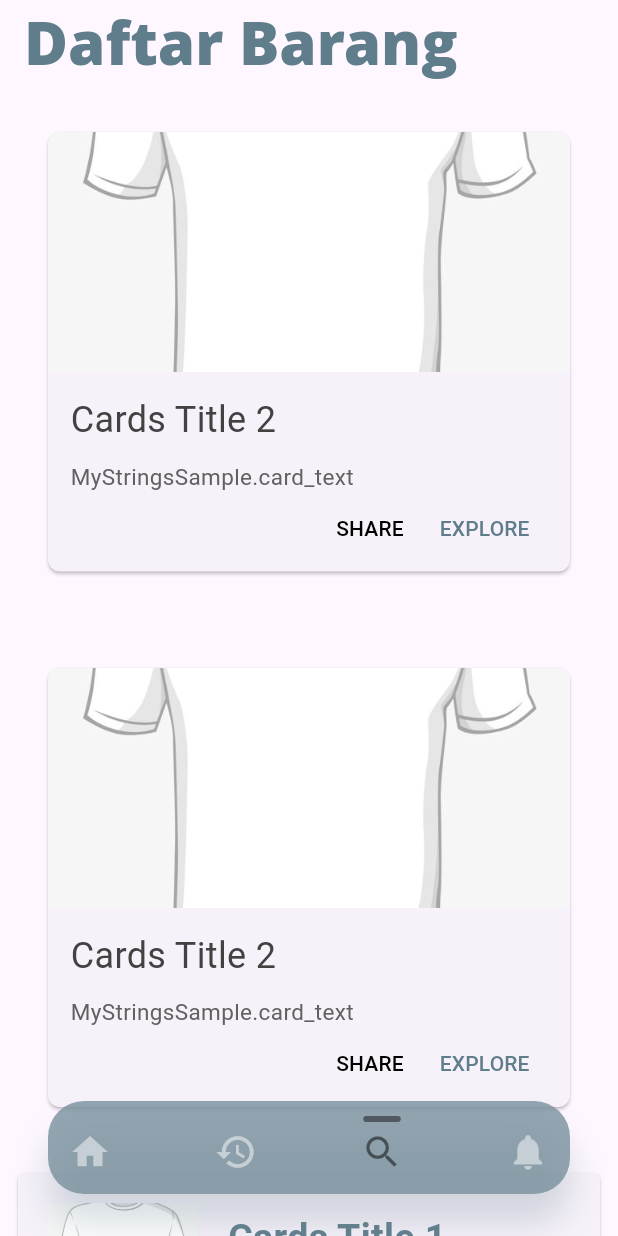
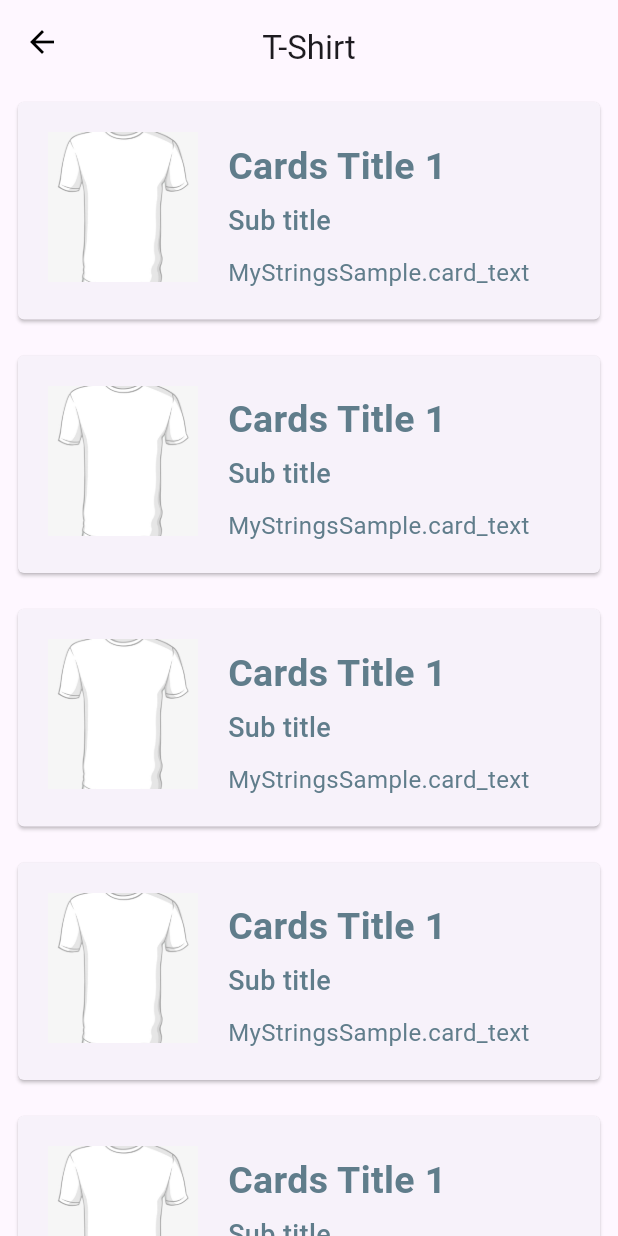
Before and after one commit to AdamJhansi/inventaris_mobile_rlp, a Flutter app: the screen it shows after launch, item 3 of the bottom bar chosen, after a tap on "EXPLORE", on a phone screen of 412 x 824 dp. Run offline on Flutter 3.47's test engine with Material 3 defaults, Android fonts, the light colour scheme and no system bars; our stand-ins replace fl_chart; Roboto replaces fonts that are missing (Open Sans).

Commit message:
update card_header & add item pages

```diff
--- a/lib/components/card_header.dart
+++ b/lib/components/card_header.dart
@@ -1,56 +1,51 @@
 import 'package:flutter/material.dart';
 
-Widget CardHeader() {
+Widget CardHeader({
+  required String imagePath,
+  required String title,
+  required String description,
+  required VoidCallback onSharePressed,
+  required VoidCallback onExplorePressed,
+}) {
   return Padding(
     padding: const EdgeInsets.all(20.0),
     child: Card(
-      // Set the shape of the card using a rounded rectangle border with a 8 pixel radius
       shape: RoundedRectangleBorder(
         borderRadius: BorderRadius.circular(8),
       ),
-      // Set the clip behavior of the card
       clipBehavior: Clip.antiAliasWithSaveLayer,
-      // Define the child widgets of the card
       child: Column(
         crossAxisAlignment: CrossAxisAlignment.start,
         children: <Widget>[
-          // Display an image at the top of the card that fills the width of the card and has a height of 160 pixels
           Image.asset(
-            'assets/baju.jpg',
+            imagePath,
             height: 160,
             width: double.infinity,
             fit: BoxFit.cover,
           ),
-          // Add a container with padding that contains the card's title, text, and buttons
           Container(
             padding: const EdgeInsets.fromLTRB(15, 15, 15, 0),
             child: Column(
               crossAxisAlignment: CrossAxisAlignment.start,
               children: <Widget>[
-                // Display the card's title using a font size of 24 and a dark grey color
                 Text(
-                  "Cards Title 2",
+                  title,
                   style: TextStyle(
                     fontSize: 24,
                     color: Colors.grey[800],
                   ),
                 ),
-                // Add a space between the title and the text
-                Container(height: 10),
-                // Display the card's text using a font size of 15 and a light grey color
+                const SizedBox(height: 10),
                 Text(
-                  "MyStringsSample.card_text",
+                  description,
                   style: TextStyle(
                     fontSize: 15,
                     color: Colors.grey[700],
                   ),
                 ),
-                // Add a row with two buttons spaced apart and aligned to the right side of the card
                 Row(
                   children: <Widget>[
-                    // Add a spacer to push the buttons to the right side of the card
                     const Spacer(),
-                    // Add a text button labeled "SHARE" with transparent foreground color and an accent color for the text
                     TextButton(
                       style: TextButton.styleFrom(
                         foregroundColor: Colors.transparent,
@@ -59,9 +54,8 @@ Widget CardHeader() {
                         "SHARE",
                         style: TextStyle(color: Colors.black),
                       ),
-                      onPressed: () {},
+                      onPressed: onSharePressed,
                     ),
-                    // Add a text button labeled "EXPLORE" with transparent foreground color and an accent color for the text
                     TextButton(
                       style: TextButton.styleFrom(
                         foregroundColor: Colors.transparent,
@@ -70,17 +64,31 @@ Widget CardHeader() {
                         "EXPLORE",
                         style: TextStyle(color: Colors.blueGrey),
                       ),
-                      onPressed: () {},
+                      onPressed: onExplorePressed,
                     ),
                   ],
                 ),
               ],
             ),
           ),
-          // Add a small space between the card and the next widget
-          Container(height: 5),
+          const SizedBox(height: 5),
         ],
       ),
     ),
   );
 }
+
+///
+/// HOW TO USE
+///
+/// CardHeader(
+//   imagePath: 'assets/baju.jpg',
+//   title: 'Cards Title 2',
+//   description: 'MyStringsSample.card_text',
+//   onSharePressed: () {
+//     print('Share button pressed!');
+//   },
+//   onExplorePressed: () {
+//     print('Explore button pressed!');
+//   },
+// );
--- /dev/null
+++ b/lib/pages/items/shirt.dart
@@ -0,0 +1,58 @@
+import 'package:flutter/material.dart';
+
+import '../../components/card_subheader.dart';
+
+class ShirtPage extends StatelessWidget {
+  const ShirtPage({super.key});
+
+  @override
+  Widget build(BuildContext context) {
+    return Scaffold(
+      appBar: AppBar(
+        leading: IconButton(
+          icon: Icon(Icons.arrow_back, color: Colors.black),
+          onPressed: () => Navigator.of(context).pop(),
+        ),
+        title: Padding(
+          padding: const EdgeInsets.only(top: 8.0),
+          child: Text("T-Shirt"),
+        ),
+        centerTitle: true,
+      ),
+      body: SingleChildScrollView(
+        child: Column(
+          children: [
+            Padding(
+              padding: const EdgeInsets.all(8.0),
+              child: CardSubHeader(),
+            ),
+            Padding(
+              padding: const EdgeInsets.all(8.0),
+              child: CardSubHeader(),
+            ),
+            Padding(
+              padding: const EdgeInsets.all(8.0),
+              child: CardSubHeader(),
+            ),
+            Padding(
+              padding: const EdgeInsets.all(8.0),
+              child: CardSubHeader(),
+            ),
+            Padding(
+              padding: const EdgeInsets.all(8.0),
+              child: CardSubHeader(),
+            ),
+            Padding(
+              padding: const EdgeInsets.all(8.0),
+              child: CardSubHeader(),
+            ),
+            Padding(
+              padding: const EdgeInsets.all(8.0),
+              child: CardSubHeader(),
+            ),
+          ],
+        ),
+      ),
+    );
+  }
+}
--- a/lib/pages/list_barang.dart
+++ b/lib/pages/list_barang.dart
@@ -1,7 +1,7 @@
 import "package:flutter/material.dart";
+import "package:inventaris_mobile/pages/items/shirt.dart";
 
 import "../components/card_header.dart";
-import "../components/card_subheader.dart";
 import "../components/text_styles.dart";
 
 class ListBarangPage extends StatelessWidget {
@@ -24,20 +24,54 @@ class ListBarangPage extends StatelessWidget {
         child: Column(
           children: [
             Padding(
+                padding: const EdgeInsets.all(8.0),
+                child: CardHeader(
+                  imagePath: 'assets/baju.jpg',
+                  title: 'Cards Title 2',
+                  description: 'MyStringsSample.card_text',
+                  onSharePressed: () {
+                    print('Share button pressed!');
+                  },
+                  onExplorePressed: () {
+                    Navigator.push(
+                      context,
+                      MaterialPageRoute(builder: (context) => const ShirtPage()),
+                    );
+                  },
+                )),
+            Padding(
               padding: const EdgeInsets.all(8.0),
-              child: CardHeader(),
+              child: CardHeader(
+                imagePath: 'assets/baju.jpg',
+                title: 'Cards Title 2',
+                description: 'MyStringsSample.card_text',
+                onSharePressed: () {
+                  print('Share button pressed!');
+                },
+                onExplorePressed: () {
+                  Navigator.push(
+                    context,
+                    MaterialPageRoute(builder: (context) => const ShirtPage()),
+                  );
+                },
+              ),
             ),
             Padding(
               padding: const EdgeInsets.all(8.0),
-              child: CardHeader(),
-            ),
-            Padding(
-              padding: const EdgeInsets.all(8.0),
-              child: CardSubHeader(),
-            ),
-            Padding(
-              padding: const EdgeInsets.all(8.0),
-              child: CardHeader(),
+              child: CardHeader(
+                imagePath: 'assets/baju.jpg',
+                title: 'Cards Title 2',
+                description: 'MyStringsSample.card_text',
+                onSharePressed: () {
+                  print('Share button pressed!');
+                },
+                onExplorePressed: () {
+                  Navigator.push(
+                    context,
+                    MaterialPageRoute(builder: (context) => const ShirtPage()),
+                  );
+                },
+              ),
             ),
           ],
         ),
```
